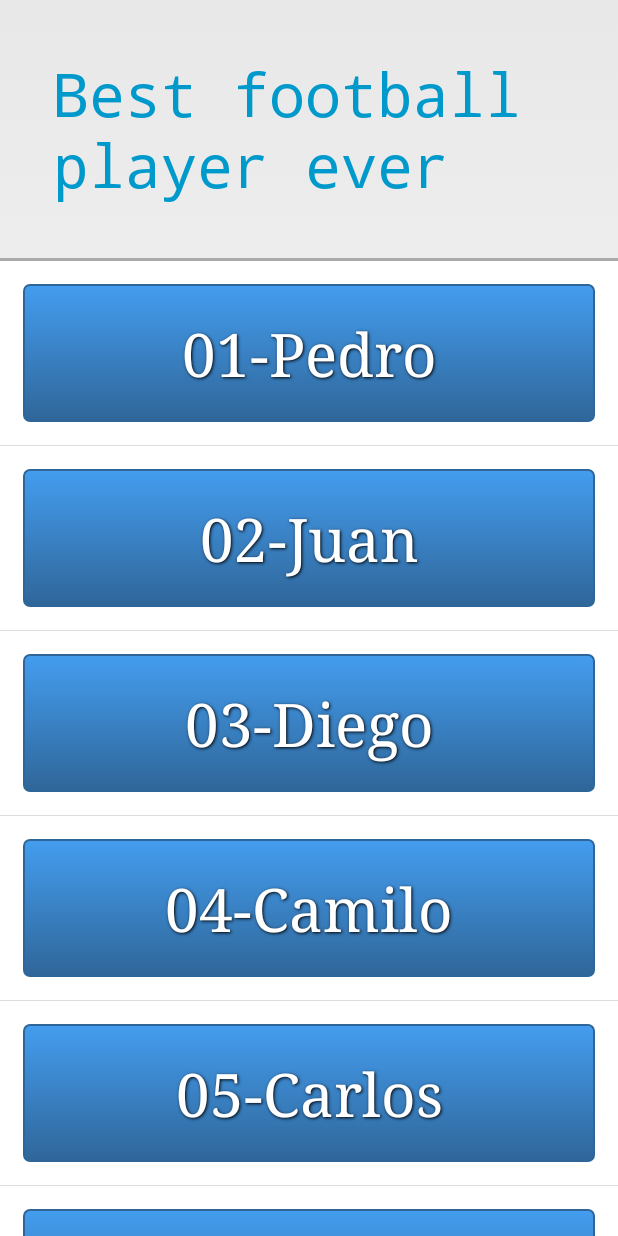
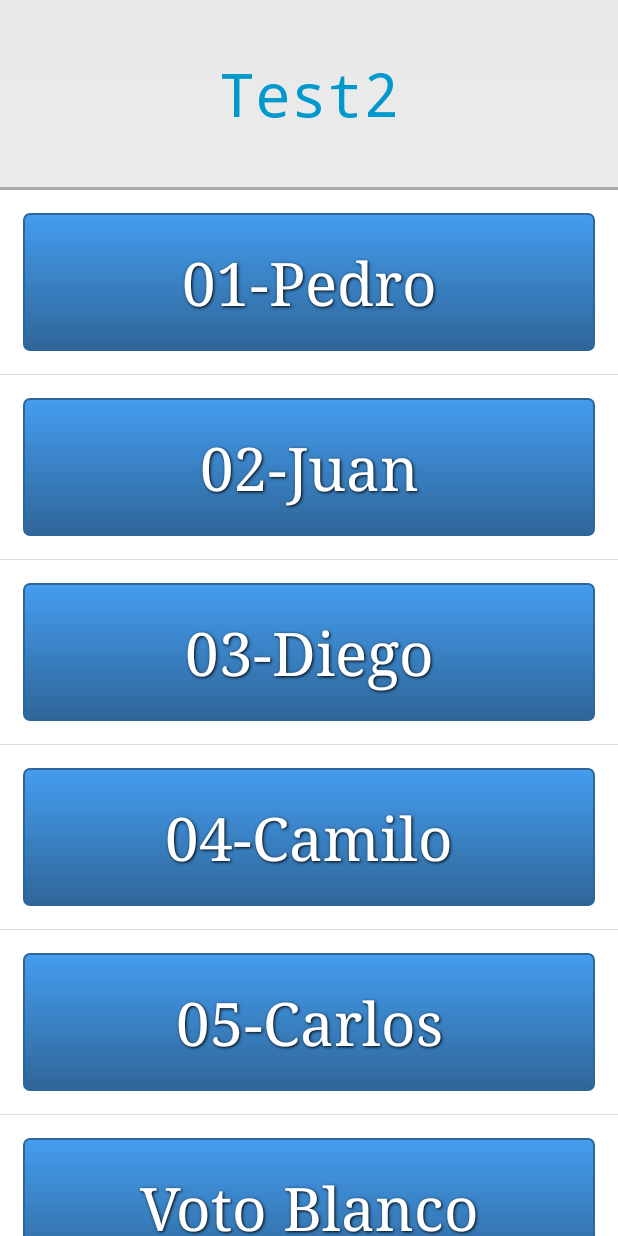
Before and after one commit to camilog/moca-ballot-selection, an Android app: the screen it shows after launch (DisplayCandidatesActivity), on a phone screen of 412 x 824 dp. Run offline under Robolectric (Android 15) with nearby library versions, the phone set to English and light mode, and no system bars.

Commit message:
Title is now set using json file

```diff
--- a/app/src/main/java/three_part_vote/ballotSelection/CandidatesList.java
+++ b/app/src/main/java/three_part_vote/ballotSelection/CandidatesList.java
@@ -4,5 +4,6 @@ public class CandidatesList {
 
     int number_of_candidates;
     Candidate[] candidates;
+    String question;
 
 }
--- a/app/src/main/java/three_part_vote/ballotSelection/DisplayCandidatesActivity.java
+++ b/app/src/main/java/three_part_vote/ballotSelection/DisplayCandidatesActivity.java
@@ -13,6 +13,7 @@ import android.view.ViewGroup;
 import android.widget.ArrayAdapter;
 import android.widget.Button;
 import android.widget.ListView;
+import android.widget.TextView;
 
 import com.google.gson.Gson;
 
@@ -39,6 +40,12 @@ public class DisplayCandidatesActivity extends Activity {
         // Retrieve number of candidates in the election, and create an array of Strings (name of the candidates)
         String[] candidates = null;
         try {
+
+            // Set title using information on candidatesList.json
+            String question = createCandidatesList().question;
+            TextView titleView = (TextView) findViewById(R.id.title);
+            titleView.setText(question);
+
             candidates = new String[createCandidatesList().number_of_candidates];
 
             // Set-up of the String[], putting the names of every candidate
--- a/app/src/main/res/layout/activity_display_candidates.xml
+++ b/app/src/main/res/layout/activity_display_candidates.xml
@@ -4,9 +4,9 @@
     android:orientation="vertical" >
 
     <TextView
+        android:id="@+id/title"
         android:layout_width="wrap_content"
         android:layout_height="wrap_content"
-        android:text="@string/question"
         android:textAlignment="center"
         android:layout_margin="15sp"
         android:padding="20dp"
```
Also changed, not shown: app/src/main/res/values/candidates.xml (deleted, +0 -14 lines).
